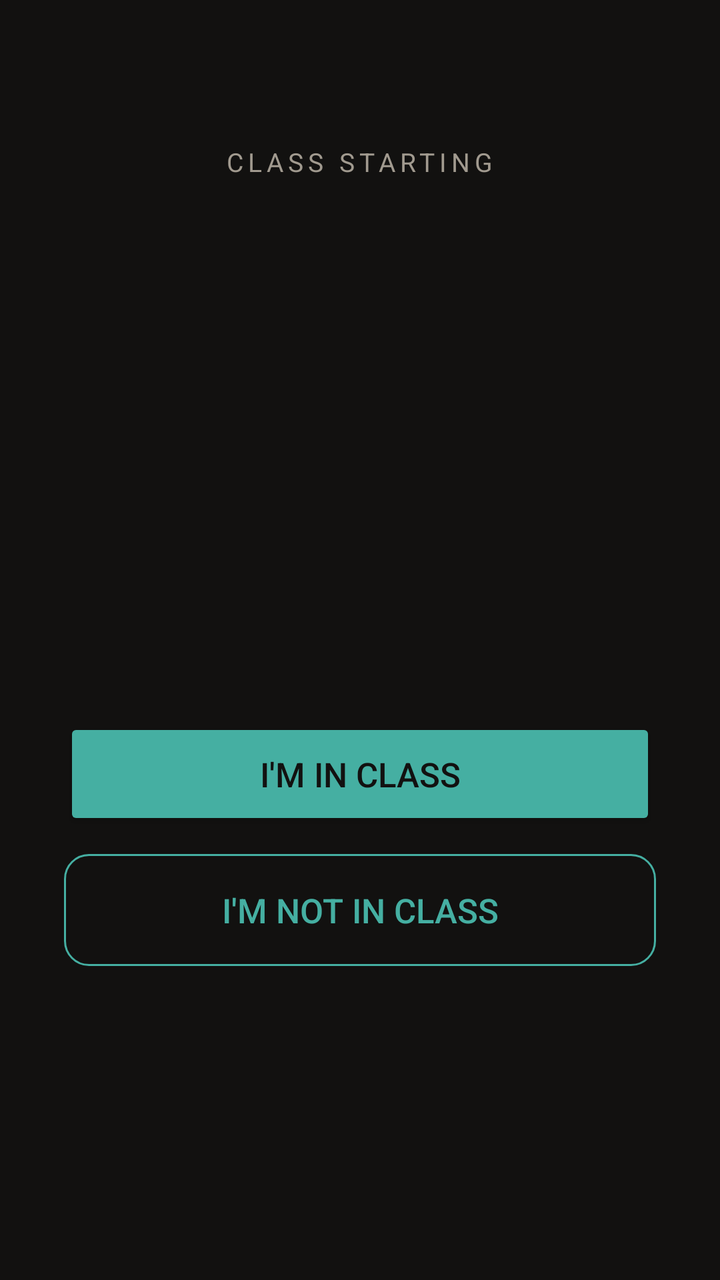
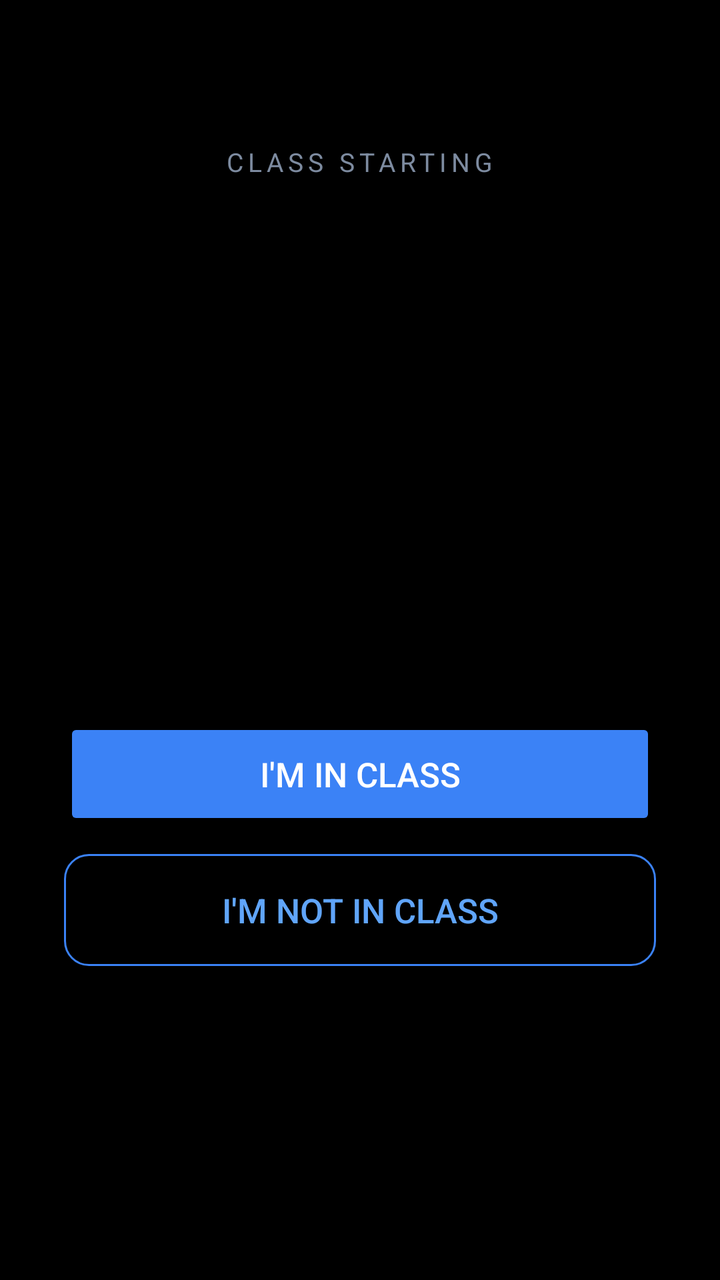

Screens rendered from an Android XML layout before and after an edit, with the pre-edit source and the edit as a unified diff.
<!-- AndroidManifest.xml: activity theme Theme.ClassAlarm -->
<!-- res/layout/activity_class_alarm.xml -->
<?xml version="1.0" encoding="utf-8"?>
<ScrollView xmlns:android="http://schemas.android.com/apk/res/android"
    android:layout_width="match_parent"
    android:layout_height="match_parent"
    android:background="#121110"
    android:fillViewport="true">

    <LinearLayout
        android:layout_width="match_parent"
        android:layout_height="wrap_content"
        android:gravity="center_horizontal"
        android:orientation="vertical"
        android:paddingLeft="32dp"
        android:paddingRight="32dp"
        android:paddingTop="72dp"
        android:paddingBottom="48dp">

        <TextView
            android:id="@+id/alarm_test_badge"
            android:layout_width="wrap_content"
            android:layout_height="wrap_content"
            android:layout_marginBottom="16dp"
            android:background="@drawable/alarm_test_badge"
            android:paddingLeft="12dp"
            android:paddingRight="12dp"
            android:paddingTop="6dp"
            android:paddingBottom="6dp"
            android:text="TEST ALARM"
            android:textColor="#6FC7BC"
            android:textSize="12sp"
            android:letterSpacing="0.12"
            android:visibility="gone" />

        <TextView
            android:layout_width="wrap_content"
            android:layout_height="wrap_content"
            android:text="CLASS STARTING"
            android:textColor="#A19A8F"
            android:textSize="13sp"
            android:letterSpacing="0.18" />

        <TextView
            android:id="@+id/alarm_subject"
            android:layout_width="match_parent"
            android:layout_height="wrap_content"
            android:layout_marginTop="20dp"
            android:gravity="center_horizontal"
            android:textColor="#FFFFFF"
            android:textSize="30sp"
            android:lineSpacingExtra="4dp" />

        <TextView
            android:id="@+id/alarm_course_code"
            android:layout_width="match_parent"
            android:layout_height="wrap_content"
            android:layout_marginTop="12dp"
            android:gravity="center_horizontal"
            android:textColor="#45AFA2"
            android:textSize="17sp"
            android:letterSpacing="0.06" />

        <TextView
            android:id="@+id/alarm_time"
            android:layout_width="match_parent"
            android:layout_height="wrap_content"
            android:layout_marginTop="28dp"
            android:gravity="center_horizontal"
            android:textColor="#FFFFFF"
            android:textSize="20sp" />

        <TextView
            android:id="@+id/alarm_room"
            android:layout_width="match_parent"
            android:layout_height="wrap_content"
            android:layout_marginTop="12dp"
            android:gravity="center_horizontal"
            android:textColor="#A19A8F"
            android:textSize="17sp" />

        <TextView
            android:id="@+id/alarm_instructor"
            android:layout_width="match_parent"
            android:layout_height="wrap_content"
            android:layout_marginTop="6dp"
            android:gravity="center_horizontal"
            android:textColor="#A19A8F"
            android:textSize="17sp" />

        <LinearLayout
            android:id="@+id/alarm_actions"
            android:layout_width="match_parent"
            android:layout_height="wrap_content"
            android:layout_marginTop="56dp"
            android:orientation="vertical">

            <Button
                android:id="@+id/alarm_in_class"
                android:layout_width="match_parent"
                android:layout_height="wrap_content"
                android:minHeight="56dp"
                android:backgroundTint="#45AFA2"
                android:text="I'M IN CLASS"
                android:textAllCaps="false"
                android:textColor="#121110"
                android:textSize="17sp" />

            <Button
                android:id="@+id/alarm_not_in_class"
                android:layout_width="match_parent"
                android:layout_height="wrap_content"
                android:layout_marginTop="12dp"
                android:minHeight="56dp"
                android:background="@drawable/alarm_outline_button"
                android:text="I'M NOT IN CLASS"
                android:textAllCaps="false"
                android:textColor="#45AFA2"
                android:textSize="17sp" />

        </LinearLayout>

        <LinearLayout
            android:id="@+id/reason_container"
            android:layout_width="match_parent"
            android:layout_height="wrap_content"
            android:layout_marginTop="40dp"
            android:orientation="vertical"
            android:visibility="gone">

            <TextView
                android:layout_width="match_parent"
                android:layout_height="wrap_content"
                android:gravity="center_horizontal"
                android:text="WHY DID YOU MISS IT?"
                android:textColor="#A19A8F"
                android:textSize="13sp"
                android:letterSpacing="0.18" />

            <TextView
                android:id="@+id/reason_context"
                android:layout_width="match_parent"
                android:layout_height="wrap_content"
                android:layout_marginTop="8dp"
                android:gravity="center_horizontal"
                android:textColor="#FFFFFF"
                android:textSize="17sp" />

            <RadioGroup
                android:id="@+id/reason_group"
                android:layout_width="match_parent"
                android:layout_height="wrap_content"
                android:layout_marginTop="20dp"
                android:orientation="vertical" />

            <EditText
                android:id="@+id/reason_custom"
                android:layout_width="match_parent"
                android:layout_height="wrap_content"
                android:layout_marginTop="12dp"
                android:hint="Custom reason (optional)"
                android:textColor="#FFFFFF"
                android:textColorHint="#5C564E"
                android:textSize="16sp"
                android:inputType="textCapSentences"
                android:maxLines="3"
                android:visibility="gone" />

            <TextView
                android:id="@+id/reason_error"
                android:layout_width="match_parent"
                android:layout_height="wrap_content"
                android:layout_marginTop="8dp"
                android:gravity="center_horizontal"
                android:text="Choose a reason to submit"
                android:textColor="#CC5544"
                android:textSize="14sp"
                android:visibility="gone" />

            <Button
                android:id="@+id/reason_submit"
                android:layout_width="match_parent"
                android:layout_height="wrap_content"
                android:layout_marginTop="20dp"
                android:minHeight="56dp"
                android:backgroundTint="#45AFA2"
                android:text="Submit"
                android:textAllCaps="false"
                android:textColor="#121110"
                android:textSize="17sp" />

            <Button
                android:id="@+id/reason_cancel"
                android:layout_width="match_parent"
                android:layout_height="wrap_content"
                android:layout_marginTop="12dp"
                android:minHeight="56dp"
                android:background="@drawable/alarm_outline_button"
                android:text="Cancel"
                android:textAllCaps="false"
                android:textColor="#45AFA2"
                android:textSize="17sp" />

        </LinearLayout>

    </LinearLayout>
</ScrollView>
<!-- resources referenced by this layout -->
<resources>
  <!-- drawable alarm_outline_button (drawable) -->
  <shape xmlns:android="http://schemas.android.com/apk/res/android"
      android:shape="rectangle">
      <corners android:radius="12dp" />
      <stroke
          android:width="1dp"
          android:color="#45AFA2" />
      <solid android:color="#00000000" />
  </shape>
  <!-- drawable alarm_test_badge (drawable) -->
  <shape xmlns:android="http://schemas.android.com/apk/res/android"
      android:shape="rectangle">
      <corners android:radius="999dp" />
      <stroke
          android:width="1dp"
          android:color="#6FC7BC" />
      <solid android:color="#00000000" />
  </shape>
  <style name="Theme.ClassAlarm" parent="Theme.AppCompat.NoActionBar">
          <item name="android:windowBackground">#121110</item>
          <item name="android:windowNoTitle">true</item>
      </style>
</resources>

<!-- the commit's change to res/layout/activity_class_alarm.xml (unified diff, before → after) -->
@@ -2,7 +2,7 @@
 <ScrollView xmlns:android="http://schemas.android.com/apk/res/android"
     android:layout_width="match_parent"
     android:layout_height="match_parent"
-    android:background="#121110"
+    android:background="#000000"
     android:fillViewport="true">
 
     <LinearLayout
@@ -26,7 +26,7 @@
             android:paddingTop="6dp"
             android:paddingBottom="6dp"
             android:text="TEST ALARM"
-            android:textColor="#6FC7BC"
+            android:textColor="#60A5FA"
             android:textSize="12sp"
             android:letterSpacing="0.12"
             android:visibility="gone" />
@@ -35,7 +35,7 @@
             android:layout_width="wrap_content"
             android:layout_height="wrap_content"
             android:text="CLASS STARTING"
-            android:textColor="#A19A8F"
+            android:textColor="#7D8BA0"
             android:textSize="13sp"
             android:letterSpacing="0.18" />
 
@@ -55,7 +55,7 @@
             android:layout_height="wrap_content"
             android:layout_marginTop="12dp"
             android:gravity="center_horizontal"
-            android:textColor="#45AFA2"
+            android:textColor="#60A5FA"
             android:textSize="17sp"
             android:letterSpacing="0.06" />
 
@@ -74,7 +74,7 @@
             android:layout_height="wrap_content"
             android:layout_marginTop="12dp"
             android:gravity="center_horizontal"
-            android:textColor="#A19A8F"
+            android:textColor="#7D8BA0"
             android:textSize="17sp" />
 
         <TextView
@@ -83,7 +83,7 @@
             android:layout_height="wrap_content"
             android:layout_marginTop="6dp"
             android:gravity="center_horizontal"
-            android:textColor="#A19A8F"
+            android:textColor="#7D8BA0"
             android:textSize="17sp" />
 
         <LinearLayout
@@ -98,10 +98,10 @@
                 android:layout_width="match_parent"
                 android:layout_height="wrap_content"
                 android:minHeight="56dp"
-                android:backgroundTint="#45AFA2"
+                android:backgroundTint="#3B82F6"
                 android:text="I'M IN CLASS"
                 android:textAllCaps="false"
-                android:textColor="#121110"
+                android:textColor="#FFFFFF"
                 android:textSize="17sp" />
 
             <Button
@@ -113,7 +113,7 @@
                 android:background="@drawable/alarm_outline_button"
                 android:text="I'M NOT IN CLASS"
                 android:textAllCaps="false"
-                android:textColor="#45AFA2"
+                android:textColor="#60A5FA"
                 android:textSize="17sp" />
 
         </LinearLayout>
@@ -131,7 +131,7 @@
                 android:layout_height="wrap_content"
                 android:gravity="center_horizontal"
                 android:text="WHY DID YOU MISS IT?"
-                android:textColor="#A19A8F"
+                android:textColor="#7D8BA0"
                 android:textSize="13sp"
                 android:letterSpacing="0.18" />
 
@@ -158,7 +158,7 @@
                 android:layout_marginTop="12dp"
                 android:hint="Custom reason (optional)"
                 android:textColor="#FFFFFF"
-                android:textColorHint="#5C564E"
+                android:textColorHint="#7D8BA0"
                 android:textSize="16sp"
                 android:inputType="textCapSentences"
                 android:maxLines="3"
@@ -181,10 +181,10 @@
                 android:layout_height="wrap_content"
                 android:layout_marginTop="20dp"
                 android:minHeight="56dp"
-                android:backgroundTint="#45AFA2"
+                android:backgroundTint="#3B82F6"
                 android:text="Submit"
                 android:textAllCaps="false"
-                android:textColor="#121110"
+                android:textColor="#FFFFFF"
                 android:textSize="17sp" />
 
             <Button
@@ -196,7 +196,7 @@
                 android:background="@drawable/alarm_outline_button"
                 android:text="Cancel"
                 android:textAllCaps="false"
-                android:textColor="#45AFA2"
+                android:textColor="#60A5FA"
                 android:textSize="17sp" />
 
         </LinearLayout>
<!-- resource entries referenced after the edit -->
@@ -6,7 +6,7 @@
       <corners android:radius="12dp" />
       <stroke
           android:width="1dp"
-          android:color="#45AFA2" />
+          android:color="#3B82F6" />
       <solid android:color="#00000000" />
   </shape>
   <!-- drawable alarm_test_badge (drawable) -->
@@ -15,11 +15,14 @@
       <corners android:radius="999dp" />
       <stroke
           android:width="1dp"
-          android:color="#6FC7BC" />
+          android:color="#60A5FA" />
       <solid android:color="#00000000" />
   </shape>
   <style name="Theme.ClassAlarm" parent="Theme.AppCompat.NoActionBar">
-          <item name="android:windowBackground">#121110</item>
+          <item name="android:windowBackground">#000000</item>
+          <item name="android:statusBarColor">#000000</item>
+          <item name="android:navigationBarColor">#000000</item>
+          <item name="android:windowLightStatusBar">false</item>
           <item name="android:windowNoTitle">true</item>
       </style>
 </resources>
